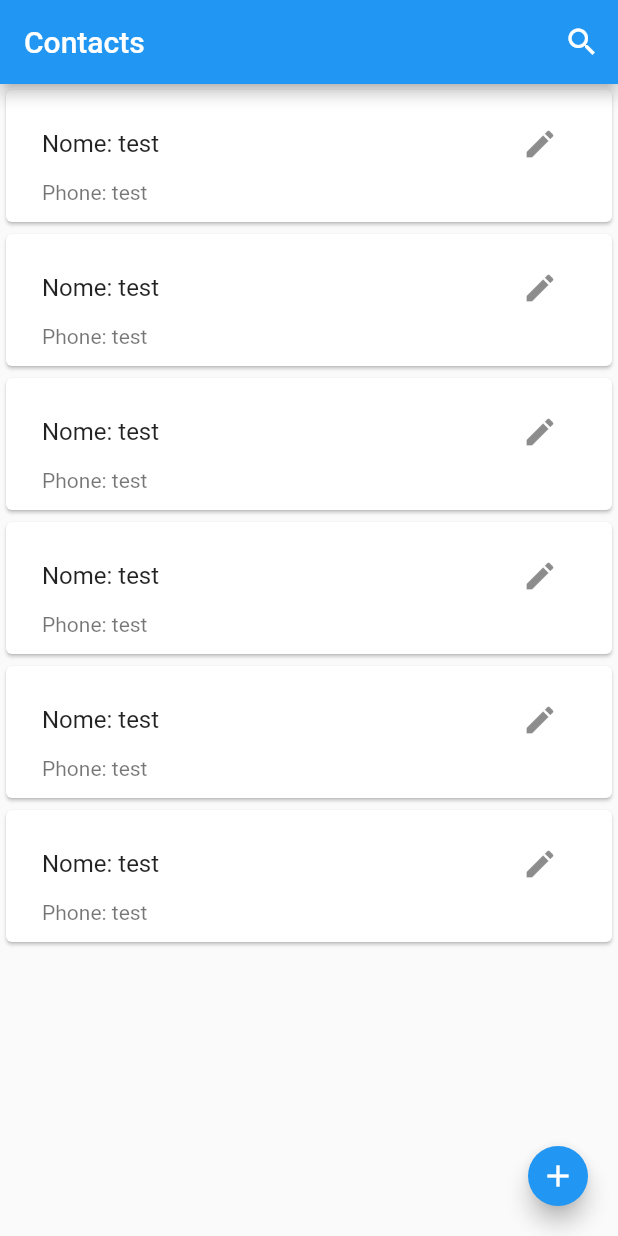
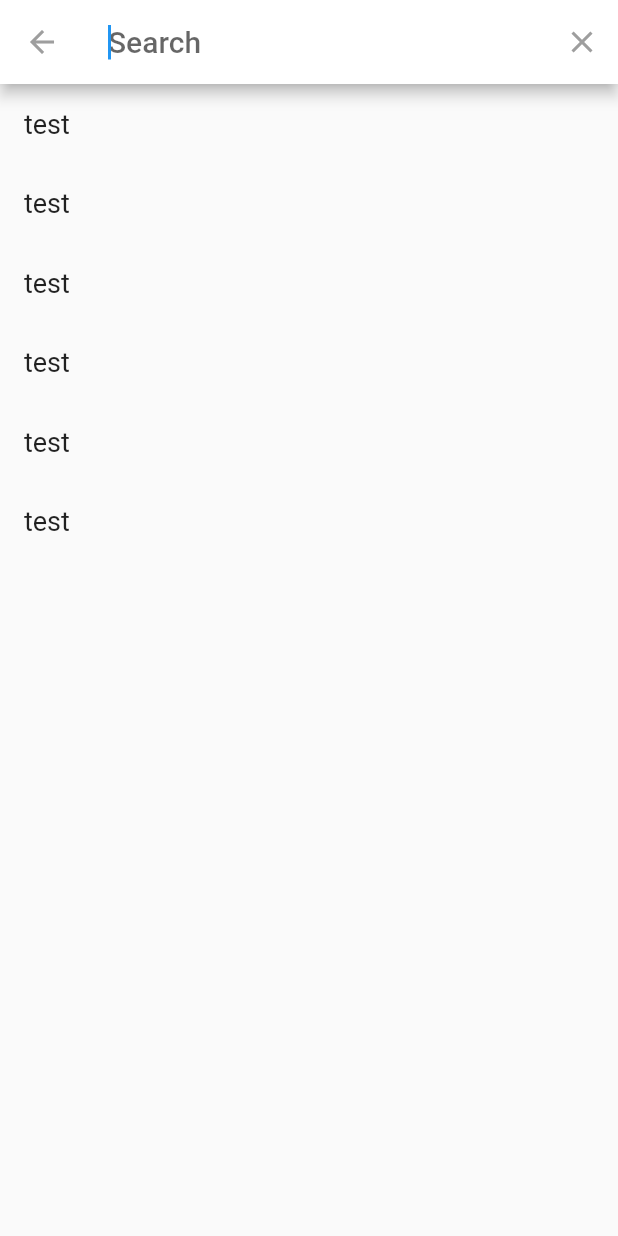
Before and after one commit to JonatasCaetano/agenda-de-contatos, a Flutter app: the screen it shows after launch, after a tap on the "search" icon, on a phone screen of 412 x 824 dp. Run offline on Flutter 3.47's test engine with Material 2 defaults, Android fonts, the phone set to English and light mode, and no system bars.

Commit message:
Search screen created

```diff
--- a/application/lib/main.dart
+++ b/application/lib/main.dart
@@ -1,5 +1,5 @@
 import 'package:application/models/contact_model.dart';
-import 'package:application/screens/home.dart';
+import 'package:application/screens/home_screen.dart';
 import 'package:flutter/material.dart';
 import 'package:scoped_model/scoped_model.dart';
 
@@ -15,7 +15,7 @@ class MyApp extends StatelessWidget {
     return ScopedModel<ContactModel>(
         model: ContactModel(),
         child: const MaterialApp(
-          home: Home(),
+          home: HomeScreen(),
         ));
   }
 }
--- a/application/lib/screens/home.dart
+++ /dev/null
@@ -1,126 +0,0 @@
-import 'package:application/entities/contact.dart';
-import 'package:application/models/contact_model.dart';
-import 'package:application/screens/contact_screen.dart';
-import 'package:flutter/material.dart';
-import 'package:scoped_model/scoped_model.dart';
-
-class Home extends StatefulWidget {
-  const Home({Key? key}) : super(key: key);
-
-  @override
-  _HomeState createState() => _HomeState();
-}
-
-class _HomeState extends State<Home> {
-  Future<List<String>> returnList() async {
-    List<String> list = ["test", "test", "test", "test", "test", "test"];
-    return list;
-  }
-
-  @override
-  Widget build(BuildContext context) {
-    return ScopedModelDescendant<ContactModel>(
-        builder: (context, child, contact) {
-      return Scaffold(
-        appBar: AppBar(title: const Text("Contacts"), actions: [
-          IconButton(
-            onPressed: () {
-              // ignore: avoid_print
-              print("abrir tela pesquisar contato por id");
-            },
-            icon: const Icon(Icons.search),
-          )
-        ]),
-        body: FutureBuilder<List<String>>(
-            //**obter todos os contatos */
-            future: returnList(),
-            builder: (context, snapshot) {
-              if (!snapshot.hasData) {
-                return Container();
-              } else {
-                switch (snapshot.connectionState) {
-                  case ConnectionState.none:
-                  case ConnectionState.active:
-                  case ConnectionState.waiting:
-                    // ignore: avoid_print
-                    print(snapshot.connectionState);
-                    return Container();
-                  case ConnectionState.done:
-                    // ignore: avoid_print
-                    print(snapshot.connectionState);
-                    List<String> list2 = snapshot.data!;
-                    return ListView.builder(
-                        itemCount: list2.length,
-                        itemBuilder: (context, index) {
-                          return Dismissible(
-                              direction: DismissDirection.endToStart,
-                              onDismissed: (_) {
-                                //***remover contato
-                                // ignore: avoid_print
-                                print("remover contato");
-                              },
-                              background: Container(
-                                alignment: Alignment.centerRight,
-                                color: Colors.red,
-                                child: const Padding(
-                                  padding: EdgeInsets.all(8.0),
-                                  child: Icon(
-                                    Icons.delete,
-                                    color: Colors.white,
-                                  ),
-                                ),
-                              ),
-                              key: Key(list2[index]),
-                              child: Card(
-                                  child: Padding(
-                                padding: const EdgeInsets.all(8.0),
-                                child: ListTile(
-                                  title: Row(
-                                    children: [
-                                      Expanded(
-                                          child: Text("Nome: " +
-                                              list2[index].toString())),
-                                      IconButton(
-                                          onPressed: () {
-                                            //***editar contato */
-                                            Navigator.push(
-                                                context,
-                                                MaterialPageRoute(
-                                                    builder: (context) =>
-                                                        ContactScreen(
-                                                            contact: Contact(
-                                                                0,
-                                                                "jonatas",
-                                                                "14999999999"))));
-                                            // ignore: avoid_print
-                                            print("abrir tela editar contato");
-                                          },
-                                          icon: const Icon(Icons.edit))
-                                    ],
-                                  ),
-                                  subtitle:
-                                      Text("Phone: " + list2[index].toString()),
-                                ),
-                              )));
-                        });
-                }
-              }
-            }),
-        floatingActionButton: FloatingActionButton(
-          mini: true,
-          child: const Icon(Icons.add),
-          onPressed: () {
-            //**salvar novo contato */
-            Navigator.push(
-                context,
-                MaterialPageRoute(
-                    builder: (context) =>
-                        ContactScreen(contact: Contact(0, "", ""))));
-            // ignore: avoid_print
-            print("abrir tela adicionar contato");
-          },
-        ),
-      );
-    });
-  }
-}
--- /dev/null
+++ b/application/lib/screens/home_screen.dart
@@ -0,0 +1,58 @@
+import 'package:application/entities/contact.dart';
+import 'package:application/models/contact_model.dart';
+import 'package:application/screens/contact_screen.dart';
+import 'package:application/screens/search_screen.dart';
+import 'package:application/widgets/future_builder_widget.dart';
+import 'package:flutter/material.dart';
+import 'package:scoped_model/scoped_model.dart';
+
+class HomeScreen extends StatefulWidget {
+  const HomeScreen({Key? key}) : super(key: key);
+
+  @override
+  _HomeScreenState createState() => _HomeScreenState();
+}
+
+class _HomeScreenState extends State<HomeScreen> {
+  String text = '';
+
+  @override
+  Widget build(BuildContext context) {
+    return ScopedModelDescendant<ContactModel>(
+        builder: (context, child, contact) {
+      return Scaffold(
+        appBar: AppBar(title: Text("Contacts " + text), actions: [
+          IconButton(
+            onPressed: () async {
+              // ignore: avoid_print
+              print("abrir tela pesquisar contato por id");
+              String result =
+                  await showSearch(context: context, delegate: SearchScreen());
+              setState(() {
+                text = result;
+              });
+            },
+            icon: const Icon(Icons.search),
+          )
+        ]),
+        body: FutureBuilderWidget(
+          text: text,
+        ),
+        floatingActionButton: FloatingActionButton(
+          mini: true,
+          child: const Icon(Icons.add),
+          onPressed: () {
+            //**salvar novo contato */
+            Navigator.push(
+                context,
+                MaterialPageRoute(
+                    builder: (context) =>
+                        ContactScreen(contact: Contact(0, "", ""))));
+            // ignore: avoid_print
+            print("abrir tela adicionar contato");
+          },
+        ),
+      );
+    });
+  }
+}
--- /dev/null
+++ b/application/lib/screens/search_screen.dart
@@ -0,0 +1,37 @@
+import 'package:application/widgets/listview_builder_widget.dart';
+import 'package:flutter/material.dart';
+
+class SearchScreen extends SearchDelegate {
+  @override
+  List<Widget>? buildActions(BuildContext context) {
+    return [
+      IconButton(
+          onPressed: () {
+            query = "";
+          },
+          icon: const Icon(Icons.clear)),
+    ];
+  }
+
+  @override
+  Widget? buildLeading(BuildContext context) {
+    return IconButton(
+        onPressed: () {
+          close(context, "");
+        },
+        icon: const Icon(Icons.arrow_back));
+  }
+
+  @override
+  Widget buildResults(BuildContext context) {
+    close(context, query);
+    return Container();
+  }
+
+  @override
+  Widget buildSuggestions(BuildContext context) {
+    return ListViewBuilderWidget(
+      text: query,
+    );
+  }
+}
--- /dev/null
+++ b/application/lib/widgets/future_builder_widget.dart
@@ -0,0 +1,105 @@
+import 'package:application/entities/contact.dart';
+import 'package:application/models/contact_model.dart';
+import 'package:application/screens/contact_screen.dart';
+import 'package:flutter/material.dart';
+import 'package:scoped_model/scoped_model.dart';
+
+// ignore: must_be_immutable
+class FutureBuilderWidget extends StatefulWidget {
+  String text;
+
+  // ignore: type_init_formals
+  FutureBuilderWidget({required String this.text, Key? key}) : super(key: key);
+
+  @override
+  _FutureBuilderWidgetState createState() => _FutureBuilderWidgetState();
+}
+
+class _FutureBuilderWidgetState extends State<FutureBuilderWidget> {
+  Future<List<String>> returnList({required String text}) async {
+    List<String> list = ["test", "test", "test", "test", "test", "test"];
+    return list;
+  }
+
+  @override
+  Widget build(BuildContext context) {
+    return ScopedModelDescendant<ContactModel>(
+        builder: (context, child, contact) {
+      return FutureBuilder<List<String>>(
+          //**obter todos os contatos */
+          future: returnList(text: widget.text),
+          builder: (context, snapshot) {
+            if (!snapshot.hasData) {
+              return Container();
+            } else {
+              switch (snapshot.connectionState) {
+                case ConnectionState.none:
+                case ConnectionState.active:
+                case ConnectionState.waiting:
+                  // ignore: avoid_print
+                  print(snapshot.connectionState);
+                  return Container();
+                case ConnectionState.done:
+                  // ignore: avoid_print
+                  print(snapshot.connectionState);
+                  List<String> list2 = snapshot.data!;
+                  return ListView.builder(
+                      itemCount: list2.length,
+                      itemBuilder: (context, index) {
+                        return Dismissible(
+                            direction: DismissDirection.endToStart,
+                            onDismissed: (_) {
+                              //***remover contato
+                              // ignore: avoid_print
+                              print("remover contato");
+                            },
+                            background: Container(
+                              alignment: Alignment.centerRight,
+                              color: Colors.red,
+                              child: const Padding(
+                                padding: EdgeInsets.all(8.0),
+                                child: Icon(
+                                  Icons.delete,
+                                  color: Colors.white,
+                                ),
+                              ),
+                            ),
+                            key: Key(list2[index]),
+                            child: Card(
+                                child: Padding(
+                              padding: const EdgeInsets.all(8.0),
+                              child: ListTile(
+                                title: Row(
+                                  children: [
+                                    Expanded(
+                                        child: Text("Nome: " +
+                                            list2[index].toString())),
+                                    IconButton(
+                                        onPressed: () {
+                                          //***editar contato */
+                                          Navigator.push(
+                                              context,
+                                              MaterialPageRoute(
+                                                  builder: (context) =>
+                                                      ContactScreen(
+                                                          contact: Contact(
+                                                              0,
+                                                              "jonatas",
+                                                              "14999999999"))));
+                                          // ignore: avoid_print
+                                          print("abrir tela editar contato");
+                                        },
+                                        icon: const Icon(Icons.edit))
+                                  ],
+                                ),
+                                subtitle:
+                                    Text("Phone: " + list2[index].toString()),
+                              ),
+                            )));
+                      });
+              }
+            }
+          });
+    });
+  }
+}
--- /dev/null
+++ b/application/lib/widgets/listview_builder_widget.dart
@@ -0,0 +1,63 @@
+import 'package:application/models/contact_model.dart';
+import 'package:flutter/material.dart';
+import 'package:scoped_model/scoped_model.dart';
+
+// ignore: must_be_immutable
+class ListViewBuilderWidget extends StatefulWidget {
+  String text;
+  ListViewBuilderWidget({required this.text, Key? key}) : super(key: key);
+
+  @override
+  _ListViewBuilderWidgetState createState() => _ListViewBuilderWidgetState();
+}
+
+class _ListViewBuilderWidgetState extends State<ListViewBuilderWidget> {
+  Future<List<String>> returnList({required String text}) async {
+    List<String> list = ["test", "test", "test", "test", "test", "test"];
+    return list;
+  }
+
+  @override
+  Widget build(BuildContext context) {
+    return ScopedModelDescendant<ContactModel>(
+        builder: (context, child, contact) {
+      return FutureBuilder<List<String>>(
+          //**obter todos os contatos */
+          future: returnList(text: widget.text),
+          builder: (context, snapshot) {
+            if (!snapshot.hasData) {
+              return Container();
+            } else {
+              switch (snapshot.connectionState) {
+                case ConnectionState.none:
+                case ConnectionState.active:
+                case ConnectionState.waiting:
+                  // ignore: avoid_print
+                  print(snapshot.connectionState);
+                  return Container();
+                case ConnectionState.done:
+                  // ignore: avoid_print
+                  print(snapshot.connectionState);
+                  List<String> list2 = snapshot.data!;
+                  return ListView.builder(
+                      itemCount: list2.length,
+                      itemBuilder: (context, index) {
+                        return GestureDetector(
+                          onTap: () {},
+                          child: Padding(
+                            padding: const EdgeInsets.all(16.0),
+                            child: Text(
+                              list2[index].toString(),
+                              style: const TextStyle(
+                                fontSize: 18,
+                              ),
+                            ),
+                          ),
+                        );
+                      });
+              }
+            }
+          });
+    });
+  }
+}
```
